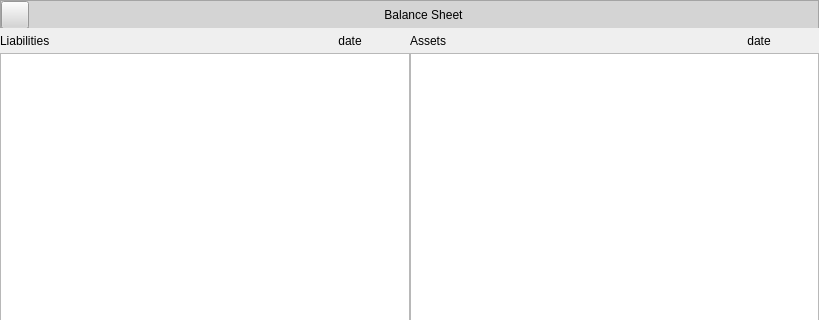
First picture: the form in Resources/Ui/BalanceSheet.ui, repository Darshitjivani/MBAS, before the edit; both pictures show x 0 to 819 and y 0 to 320 of the 819 by 600 pixel window.
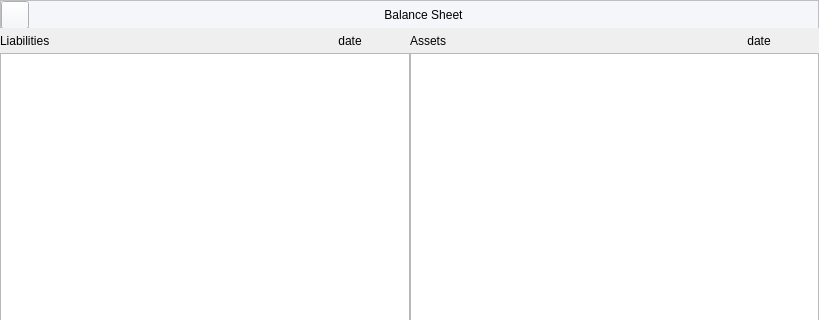
Second picture: the form after the edit. Icons and pictures are not drawn.

Patch:
```diff
--- a/Resources/Ui/BalanceSheet.ui
+++ b/Resources/Ui/BalanceSheet.ui
@@ -45,7 +45,7 @@
        </size>
       </property>
       <property name="styleSheet">
-       <string notr="true">background-color: rgb(212, 212, 212);
+       <string notr="true">background-color:#f5f6fa;
 font: 63 11pt &quot;Segoe UI Semibold&quot;;
 color:#000000</string>
       </property>
```
Left out of the diff: 5 changed lines with no effect on the pictures.
